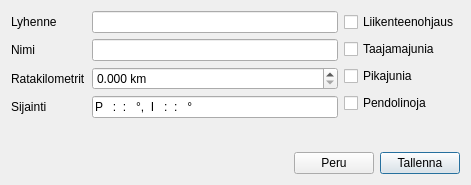
artoh/ratapiha-kauko, file liikennepaikkadialogi.ui: the form before one commit.
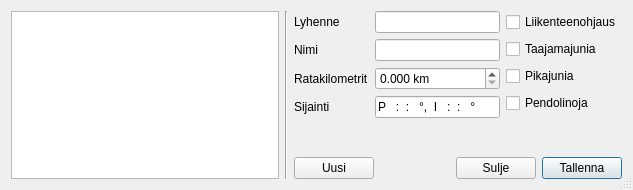
The form after the commit.

Commit message: Liikennepaikat-nappi lisätty ratapihaikkunaan

```diff
--- a/liikennepaikkadialogi.ui
+++ b/liikennepaikkadialogi.ui
@@ -6,13 +6,35 @@
    <rect>
     <x>0</x>
     <y>0</y>
-    <width>471</width>
-    <height>185</height>
+    <width>633</width>
+    <height>190</height>
    </rect>
   </property>
   <property name="windowTitle">
    <string>Dialog</string>
   </property>
+  <property name="sizeGripEnabled">
+   <bool>true</bool>
+  </property>
+  <property name="modal">
+   <bool>false</bool>
+  </property>
+  <layout class="QHBoxLayout" name="horizontalLayout_3">
+   <item>
+    <widget class="QListWidget" name="liikennepaikkaLista">
+     <property name="sortingEnabled">
+      <bool>true</bool>
+     </property>
+    </widget>
+   </item>
+   <item>
+    <widget class="Line" name="line">
+     <property name="orientation">
+      <enum>Qt::Vertical</enum>
+     </property>
+    </widget>
+   </item>
+   <item>
   <layout class="QVBoxLayout" name="verticalLayout_2">
    <item>
     <layout class="QHBoxLayout" name="horizontalLayout_2">
@@ -29,7 +51,14 @@
         </widget>
        </item>
        <item row="0" column="1">
-        <widget class="QLineEdit" name="lyhenneEdit"/>
+          <widget class="QLineEdit" name="lyhenneEdit">
+           <property name="font">
+            <font>
+             <weight>75</weight>
+             <bold>true</bold>
+            </font>
+           </property>
+          </widget>
        </item>
        <item row="1" column="0">
         <widget class="QLabel" name="label_2">
@@ -135,6 +164,13 @@
    </item>
    <item>
     <layout class="QHBoxLayout" name="horizontalLayout">
+       <item>
+        <widget class="QPushButton" name="uusiNappi">
+         <property name="text">
+          <string>Uusi</string>
+         </property>
+        </widget>
+       </item>
      <item>
       <spacer name="horizontalSpacer">
        <property name="orientation">
@@ -151,7 +187,7 @@
      <item>
       <widget class="QPushButton" name="peruNappi">
        <property name="text">
-        <string>Peru</string>
+          <string>Sulje</string>
        </property>
       </widget>
      </item>
@@ -171,6 +207,8 @@
     </layout>
    </item>
   </layout>
+   </item>
+  </layout>
  </widget>
  <resources/>
  <connections>
```
Left out of the diff: 35 changed lines with no effect on the pictures. Lines whose indentation alone changed are shown as unchanged. The commit also changes 2 other files.
